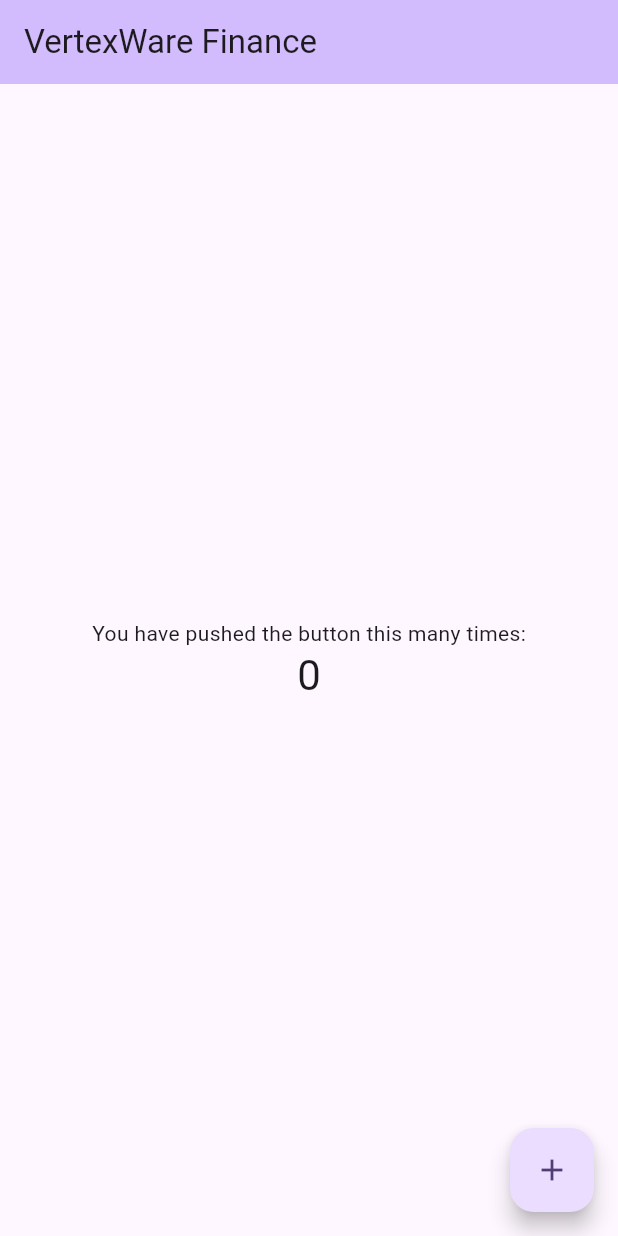
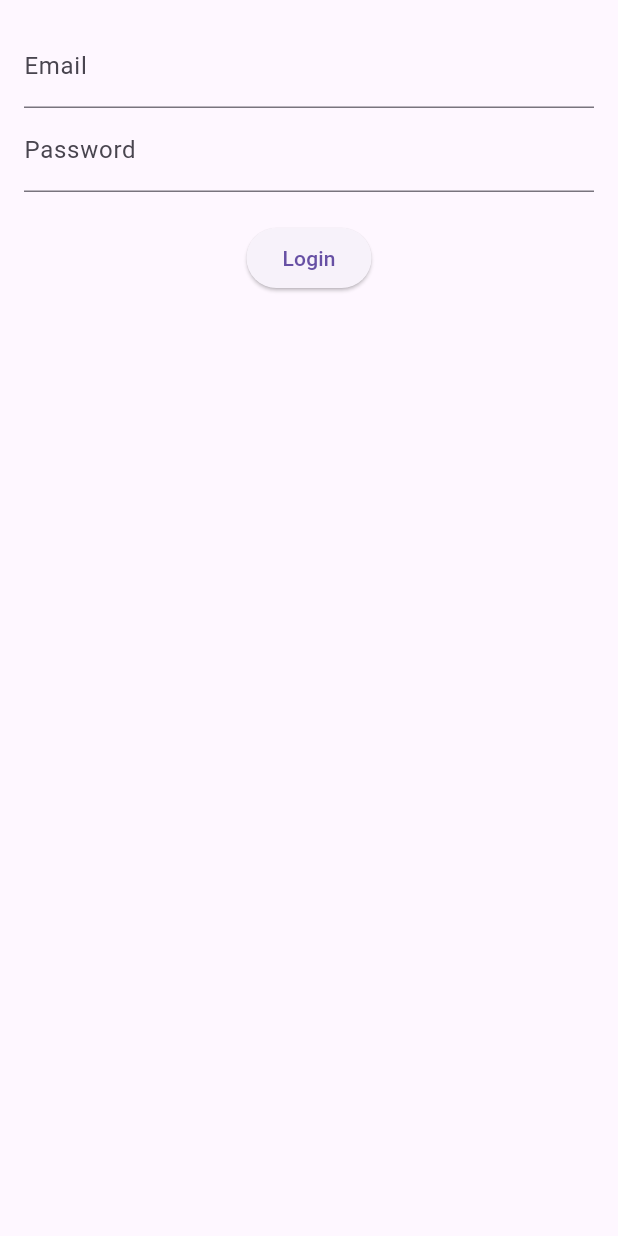
Before and after one commit to vertexware-technologies/app-finance-vertexware, a Flutter app: the screen it shows after launch, on a phone screen of 412 x 824 dp. Run offline on Flutter 3.47's test engine with Material 3 defaults, Android fonts, the phone set to English and light mode, and no system bars; our stand-ins replace shared_preferences; accounts and stored records are empty.

Commit message:
fit: trabalho da ted 1

```diff
--- /dev/null
+++ b/lib/Models/user.dart
@@ -0,0 +1,95 @@
+// ignore_for_file: public_member_api_docs, sort_constructors_first
+import 'dart:convert';
+
+class User {
+  int? id;
+  String? name;
+  String? email;
+  String? password;
+  String? token;
+  int? role;
+  User({
+    this.id,
+    this.name,
+    this.email,
+    this.password,
+    this.token,
+    this.role,
+  });
+
+  User copyWith({
+    int? id,
+    String? name,
+    String? email,
+    String? password,
+    String? token,
+    int? role,
+  }) {
+    return User(
+      id: id ?? this.id,
+      name: name ?? this.name,
+      email: email ?? this.email,
+      password: password ?? this.password,
+      token: token ?? this.token,
+      role: role ?? this.role,
+    );
+  }
+
+  Map<String, dynamic> toMap() {
+    return <String, dynamic>{
+      'id': id,
+      'name': name,
+      'email': email,
+      'password': password,
+      'token': token,
+      'role': role,
+    };
+  }
+
+  static List<User> fromList(list) {
+    return List<User>.from(list.map((x) => User.fromMap(x)));
+  }
+
+  factory User.fromMap(Map<String, dynamic> map) {
+    return User(
+      id: map['id'],
+      name: map['name'],
+      email: map['email'],
+      password: map['password'],
+      token: map['token'],
+      role: map['role'],
+    );
+  }
+
+  String toJson() => json.encode(toMap());
+
+  factory User.fromJson(String source) =>
+      User.fromMap(json.decode(source) as Map<String, dynamic>);
+
+  @override
+  String toString() {
+    return 'User(id: $id, name: $name, email: $email, password: $password, token: $token, role: $role)';
+  }
+
+  @override
+  bool operator ==(covariant User other) {
+    if (identical(this, other)) return true;
+
+    return other.id == id &&
+        other.name == name &&
+        other.email == email &&
+        other.password == password &&
+        other.token == token &&
+        other.role == role;
+  }
+
+  @override
+  int get hashCode {
+    return id.hashCode ^
+        name.hashCode ^
+        email.hashCode ^
+        password.hashCode ^
+        token.hashCode ^
+        role.hashCode;
+  }
+}
--- /dev/null
+++ b/lib/Services/http_service.dart
@@ -0,0 +1,44 @@
+import 'dart:convert';
+import 'package:finance_vertexware/Models/user.dart';
+import 'package:http/http.dart' as http;
+
+class HttpService {
+  final String baseUrl = 'http://finance-verteware.test/api';
+
+  Future<Map<String, dynamic>> login(String email, String password) async {
+    final response = await http.post(
+      Uri.parse('$baseUrl/login'),
+      body: {
+        'email': email,
+        'password': password,
+      },
+    );
+    print("xxxxxxxxxxxxxxxxxxxxxxxxxxxxxxxxxxxxxxxxxxxx");
+    print(response.statusCode);
+    print(response.body);
+
+    if (response.statusCode == 200) {
+      final result = jsonDecode(response.body);
+      return result["data"];
+    } else {
+      throw Exception('Erro ao fazer login');
+    }
+  }
+
+  Future<Map<String, dynamic>> register(User user) async {
+    final response = await http.post(
+      Uri.parse('$baseUrl/register'),
+      body: {
+        'name': user.name,
+        'email': user.email,
+        'password': user.password,
+      },
+    );
+
+    if (response.statusCode == 200) {
+      return jsonDecode(response.body);
+    } else {
+      throw Exception('Erro ao fazer registro');
+    }
+  }
+}
--- /dev/null
+++ b/lib/Views/login_page.dart
@@ -0,0 +1,59 @@
+import 'package:finance_vertexware/Controllers/auth_controller.dart';
+import 'package:flutter/material.dart';
+import 'package:provider/provider.dart';
+import 'home_page.dart';
+
+class LoginPage extends StatelessWidget {
+  final TextEditingController emailController = TextEditingController();
+  final TextEditingController passwordController = TextEditingController();
+
+  LoginPage({super.key});
+
+  @override
+  Widget build(BuildContext context) {
+    final controller = Provider.of<AuthController>(context, listen: false);
+
+    return Scaffold(
+      body: Padding(
+        padding: const EdgeInsets.all(16.0),
+        child: Column(
+          children: [
+            TextField(
+              controller: emailController,
+              decoration: const InputDecoration(labelText: 'Email'),
+            ),
+            TextField(
+              controller: passwordController,
+              decoration: const InputDecoration(labelText: 'Password'),
+              obscureText: true,
+            ),
+            const SizedBox(height: 20),
+            ElevatedButton(
+              onPressed: () async {
+                try {
+                  await controller.login(
+                    emailController.text,
+                    passwordController.text,
+                  );
+
+                  if (!context.mounted) return;
+                  Navigator.pushReplacement(
+                      context,
+                      MaterialPageRoute(
+                        builder: (_) => const HomePage(),
+                      ));
+                } catch (e) {
+                  ScaffoldMessenger.of(context).showSnackBar(
+                    const SnackBar(
+                        content: Text("Erro ao tentar fazer login!")),
+                  );
+                }
+              },
+              child: const Text('Login'),
+            ),
+          ],
+        ),
+      ),
+    );
+  }
+}
--- /dev/null
+++ b/lib/Views/splash.dart
@@ -0,0 +1,32 @@
+import 'package:finance_vertexware/Controllers/auth_controller.dart';
+import 'package:flutter/material.dart';
+import 'package:provider/provider.dart';
+import 'login_page.dart';
+import 'home_page.dart';
+
+class SplashPage extends StatelessWidget {
+  const SplashPage({super.key});
+
+  @override
+  Widget build(BuildContext context) {
+    return Scaffold(
+      body: Center(
+        child: FutureBuilder(
+          future: Provider.of<AuthController>(context, listen: false)
+              .checkLoginStatus(),
+          builder: (context, snapshot) {
+            if (snapshot.connectionState == ConnectionState.waiting) {
+              return const CircularProgressIndicator();
+            } else {
+              if (Provider.of<AuthController>(context).isLoggedIn) {
+                return const HomePage();
+              } else {
+                return LoginPage();
+              }
+            }
+          },
+        ),
+      ),
+    );
+  }
+}
--- a/lib/main.dart
+++ b/lib/main.dart
@@ -1,125 +1,26 @@
+import 'package:finance_vertexware/Controllers/auth_controller.dart';
+import 'package:finance_vertexware/Views/splash.dart';
 import 'package:flutter/material.dart';
+import 'package:provider/provider.dart';
 
 void main() {
-  runApp(const MyApp());
+  runApp(
+    MultiProvider(
+      providers: [
+        ChangeNotifierProvider(create: (_) => AuthController()),
+      ],
+      child: const MyApp(),
+    ),
+  );
 }
 
 class MyApp extends StatelessWidget {
   const MyApp({super.key});
 
-  // This widget is the root of your application.
   @override
   Widget build(BuildContext context) {
-    return MaterialApp(
-      title: 'VertexWare',
-      theme: ThemeData(
-        // This is the theme of your application.
-        //
-        // TRY THIS: Try running your application with "flutter run". You'll see
-        // the application has a purple toolbar. Then, without quitting the app,
-        // try changing the seedColor in the colorScheme below to Colors.green
-        // and then invoke "hot reload" (save your changes or press the "hot
-        // reload" button in a Flutter-supported IDE, or press "r" if you used
-        // the command line to start the app).
-        //
-        // Notice that the counter didn't reset back to zero; the application
-        // state is not lost during the reload. To reset the state, use hot
-        // restart instead.
-        //
-        // This works for code too, not just values: Most code changes can be
-        // tested with just a hot reload.
-        colorScheme: ColorScheme.fromSeed(seedColor: Colors.deepPurple),
-        useMaterial3: true,
-      ),
-      home: const MyHomePage(title: 'VertexWare Finance'),
+    return const MaterialApp(
+      home: SplashPage(),
     );
   }
 }
-
-class MyHomePage extends StatefulWidget {
-  const MyHomePage({super.key, required this.title});
-
-  // This widget is the home page of your application. It is stateful, meaning
-  // that it has a State object (defined below) that contains fields that affect
-  // how it looks.
-
-  // This class is the configuration for the state. It holds the values (in this
-  // case the title) provided by the parent (in this case the App widget) and
-  // used by the build method of the State. Fields in a Widget subclass are
-  // always marked "final".
-
-  final String title;
-
-  @override
-  State<MyHomePage> createState() => _MyHomePageState();
-}
-
-class _MyHomePageState extends State<MyHomePage> {
-  int _counter = 0;
-
-  void _incrementCounter() {
-    setState(() {
-      // This call to setState tells the Flutter framework that something has
-      // changed in this State, which causes it to rerun the build method below
-      // so that the display can reflect the updated values. If we changed
-      // _counter without calling setState(), then the build method would not be
-      // called again, and so nothing would appear to happen.
-      _counter++;
-    });
-  }
-
-  @override
-  Widget build(BuildContext context) {
-    // This method is rerun every time setState is called, for instance as done
-    // by the _incrementCounter method above.
-    //
-    // The Flutter framework has been optimized to make rerunning build methods
-    // fast, so that you can just rebuild anything that needs updating rather
-    // than having to individually change instances of widgets.
-    return Scaffold(
-      appBar: AppBar(
-        // TRY THIS: Try changing the color here to a specific color (to
-        // Colors.amber, perhaps?) and trigger a hot reload to see the AppBar
-        // change color while the other colors stay the same.
-        backgroundColor: Theme.of(context).colorScheme.inversePrimary,
-        // Here we take the value from the MyHomePage object that was created by
-        // the App.build method, and use it to set our appbar title.
-        title: Text(widget.title),
-      ),
-      body: Center(
-        // Center is a layout widget. It takes a single child and positions it
-        // in the middle of the parent.
-        child: Column(
-          // Column is also a layout widget. It takes a list of children and
-          // arranges them vertically. By default, it sizes itself to fit its
-          // children horizontally, and tries to be as tall as its parent.
-          //
-          // Column has various properties to control how it sizes itself and
-          // how it positions its children. Here we use mainAxisAlignment to
-          // center the children vertically; the main axis here is the vertical
-          // axis because Columns are vertical (the cross axis would be
-          // horizontal).
-          //
-          // TRY THIS: Invoke "debug painting" (choose the "Toggle Debug Paint"
-          // action in the IDE, or press "p" in the console), to see the
-          // wireframe for each widget.
-          mainAxisAlignment: MainAxisAlignment.center,
-          children: <Widget>[
-            const Text(
-              'You have pushed the button this many times:',
-            ),
-            Text(
-              '$_counter',
-              style: Theme.of(context).textTheme.headlineMedium,
-            ),
-          ],
-        ),
-      ),
-      floatingActionButton: FloatingActionButton(
-        onPressed: _incrementCounter,
-        tooltip: 'Increment',
-        child: const Icon(Icons.add),
-      ), // This trailing comma makes auto-formatting nicer for build methods.
-    );
-  }
-}
--- a/pubspec.yaml
+++ b/pubspec.yaml
@@ -32,9 +32,13 @@ dependencies:
     sdk: flutter
 
 
+
   # The following adds the Cupertino Icons font to your application.
   # Use with the CupertinoIcons class for iOS style icons.
   cupertino_icons: ^1.0.8
+  provider: ^6.1.2
+  http: ^1.2.0
+  shared_preferences: ^2.2.3
 
 dev_dependencies:
   flutter_test:
```
Also changed, not shown: lib/Controllers/auth_controller.dart (added, +70 -0 lines), lib/Services/local_storage_service.dart (added, +25 -0 lines), lib/Views/home_page.dart (added, +28 -0 lines), lib/Views/register_page.dart (added, +112 -0 lines), pubspec.lock.
